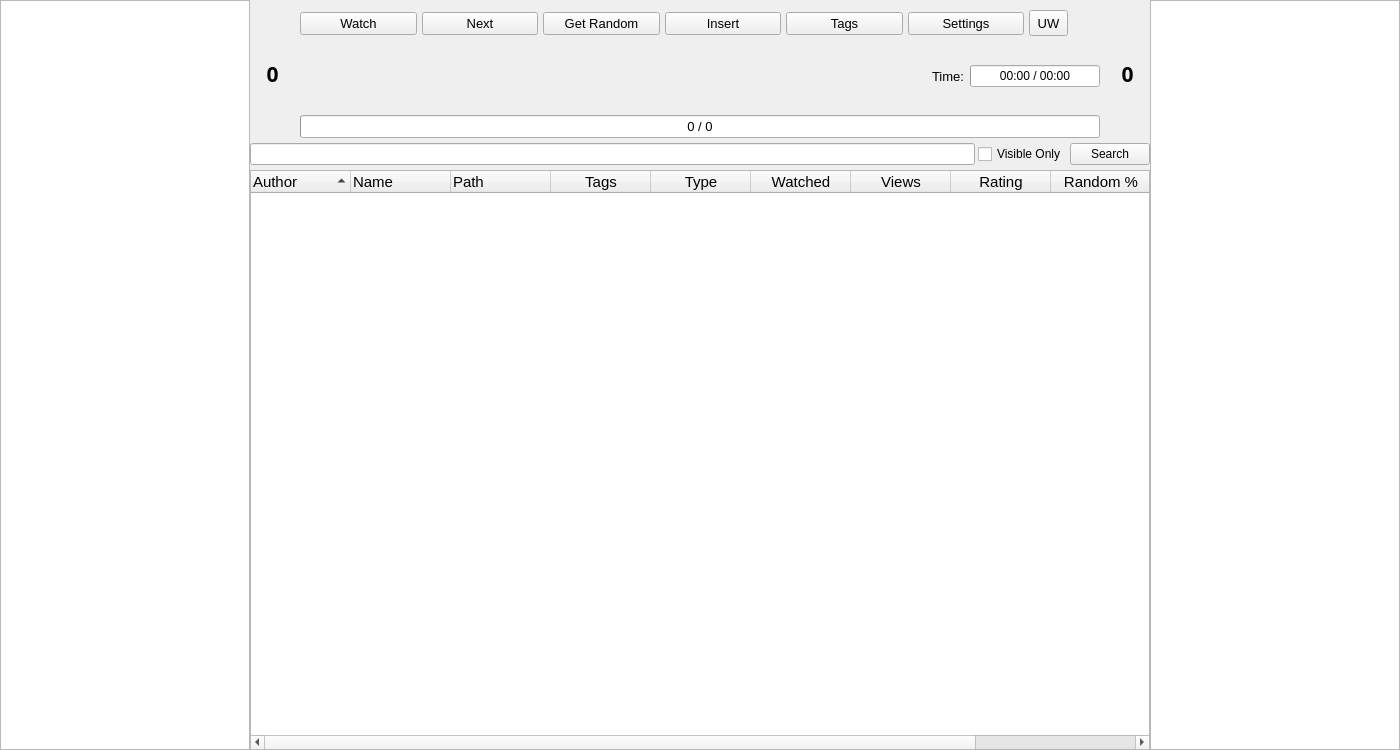
This is MediaManager/src/QtClasses/UI/Form Files/MainWindow.ui in PaunescuAndrei/MediaManager as Qt 5 draws it before an edit. The edited form follows.
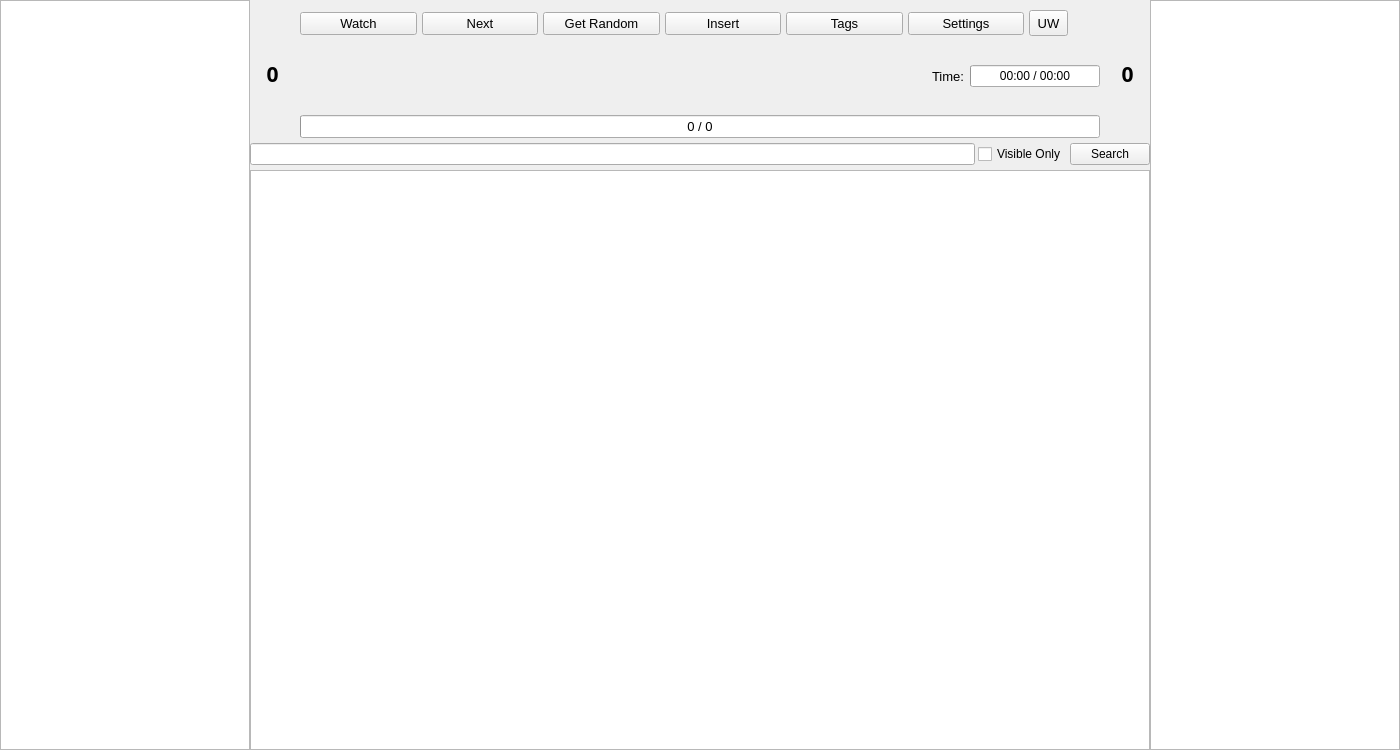
This is the edited form. Icons and pictures are not drawn. Custom widgets are drawn as their Qt base class.

The edit to the form file:
```diff
--- a/MediaManager/src/QtClasses/UI/Form Files/MainWindow.ui
+++ b/MediaManager/src/QtClasses/UI/Form Files/MainWindow.ui
@@ -603,7 +603,7 @@
           </layout>
          </item>
          <item>
-          <widget class="videosTreeWidget" name="videosWidget">
+          <widget class="VideosTreeView" name="videosWidget">
            <property name="sizePolicy">
             <sizepolicy hsizetype="Preferred" vsizetype="Preferred">
              <horstretch>0</horstretch>
@@ -839,9 +839,9 @@
    <header>currentvideoqlabel.h</header>
   </customwidget>
   <customwidget>
-   <class>videosTreeWidget</class>
-   <extends>QTreeWidget</extends>
-   <header>videostreewidget.h</header>
+   <class>VideosTreeView</class>
+   <extends>QTreeView</extends>
+   <header>VideosTreeView.h</header>
   </customwidget>
  </customwidgets>
  <resources>
```
Left out of the diff: 2 changed lines with no effect on the pictures.
